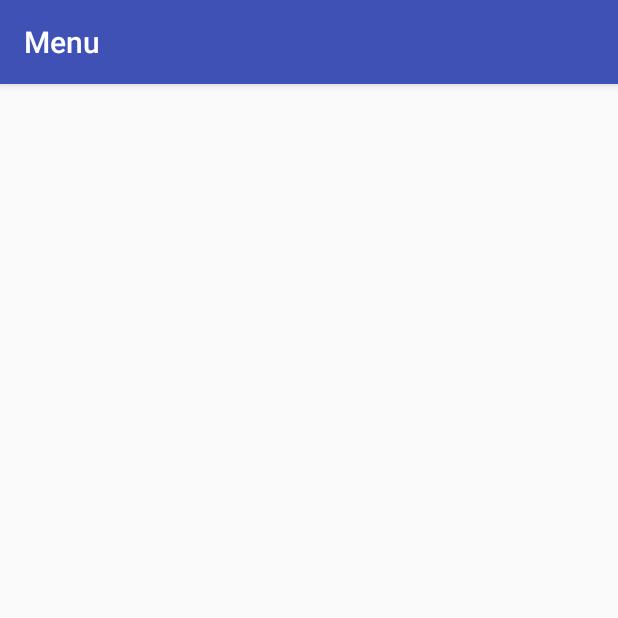
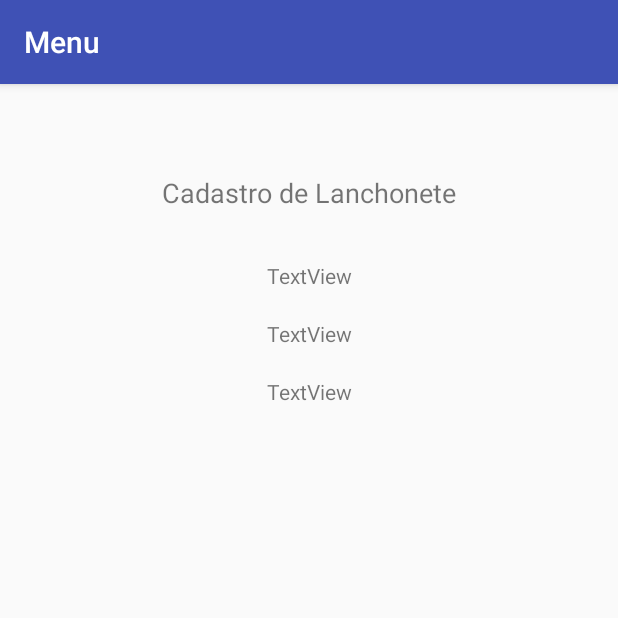
Before and after one commit to joaomflima/Menu, an Android app: the CadLanchActivity screen opened directly, with no data from a screen before it, on a phone screen of 412 x 824 dp, the top half of it. Run offline under Robolectric (Android 15) with nearby library versions, the phone set to English and light mode, and no system bars.

Commit message:
Alteracoes no Menu Lateral

```diff
--- a/app/src/main/AndroidManifest.xml
+++ b/app/src/main/AndroidManifest.xml
@@ -25,7 +25,7 @@
         <activity
             android:name=".activity.PrincipalActivity"
             android:label="@string/title_activity_principal"
-            android:theme="@style/AppTheme.NoActionBar"></activity>
+            android:theme="@style/AppTheme.NoActionBar" />
     </application>
 
 </manifest>
--- a/app/src/main/java/com/una/menu/activity/PrincipalActivity.java
+++ b/app/src/main/java/com/una/menu/activity/PrincipalActivity.java
@@ -1,5 +1,6 @@
 package com.una.menu.activity;
 
+import android.content.Intent;
 import android.os.Bundle;
 import android.support.design.widget.FloatingActionButton;
 import android.support.design.widget.Snackbar;
@@ -271,6 +272,10 @@ public class PrincipalActivity extends AppCompatActivity
 
         } else if (id == R.id.nav_send) {
 
+        } else if (id == R.id.nav_lanchonete) {
+
+            Intent abreCadastroLanch = new Intent(getApplicationContext(), CadLanchActivity.class);
+            startActivity(abreCadastroLanch);
         }
 
         DrawerLayout drawer = (DrawerLayout) findViewById(R.id.drawer_layout);
--- a/app/src/main/res/layout/activity_cad_lanch.xml
+++ b/app/src/main/res/layout/activity_cad_lanch.xml
@@ -6,4 +6,42 @@
     android:layout_height="match_parent"
     tools:context=".activity.CadLanchActivity">
 
+    <TextView
+        android:id="@+id/textView3"
+        android:layout_width="wrap_content"
+        android:layout_height="wrap_content"
+        android:layout_marginTop="60dp"
+        android:text="Cadastro de Lanchonete"
+        android:textSize="18sp"
+        app:layout_constraintEnd_toEndOf="parent"
+        app:layout_constraintStart_toStartOf="parent"
+        app:layout_constraintTop_toTopOf="parent" />
+
+    <TextView
+        android:id="@+id/textView4"
+        android:layout_width="wrap_content"
+        android:layout_height="wrap_content"
+        android:layout_marginTop="33dp"
+        android:text="TextView"
+        app:layout_constraintEnd_toEndOf="parent"
+        app:layout_constraintStart_toStartOf="parent"
+        app:layout_constraintTop_toBottomOf="@+id/textView3" />
+
+    <TextView
+        android:id="@+id/textView5"
+        android:layout_width="wrap_content"
+        android:layout_height="wrap_content"
+        android:layout_marginTop="19dp"
+        android:text="TextView"
+        app:layout_constraintStart_toStartOf="@+id/textView4"
+        app:layout_constraintTop_toBottomOf="@+id/textView4" />
+
+    <TextView
+        android:id="@+id/textView6"
+        android:layout_width="wrap_content"
+        android:layout_height="wrap_content"
+        android:layout_marginTop="19dp"
+        android:text="TextView"
+        app:layout_constraintStart_toStartOf="@+id/textView5"
+        app:layout_constraintTop_toBottomOf="@+id/textView5" />
 </android.support.constraint.ConstraintLayout>
--- a/app/src/main/res/layout/nav_header_principal.xml
+++ b/app/src/main/res/layout/nav_header_principal.xml
@@ -1,6 +1,7 @@
 <?xml version="1.0" encoding="utf-8"?>
 <LinearLayout xmlns:android="http://schemas.android.com/apk/res/android"
     xmlns:app="http://schemas.android.com/apk/res-auto"
+    xmlns:tools="http://schemas.android.com/tools"
     android:layout_width="match_parent"
     android:layout_height="@dimen/nav_header_height"
     android:background="@drawable/side_nav_bar"
@@ -25,7 +26,8 @@
         android:layout_height="wrap_content"
         android:paddingTop="@dimen/nav_header_vertical_spacing"
         android:text="@string/nav_header_title"
-        android:textAppearance="@style/TextAppearance.AppCompat.Body1" />
+        android:textAppearance="@style/TextAppearance.AppCompat.Body1"
+        android:textSize="24sp" />
 
     <TextView
         android:id="@+id/textView"
--- a/app/src/main/res/menu/activity_principal_drawer.xml
+++ b/app/src/main/res/menu/activity_principal_drawer.xml
@@ -4,6 +4,10 @@
     tools:showIn="navigation_view">
 
     <group android:checkableBehavior="single">
+        <item
+            android:id="@+id/nav_lanchonete"
+            android:icon="@drawable/ic_lanchonete_cinza_24dp"
+            android:title="Lanchonete" />
         <item
             android:id="@+id/nav_camera"
             android:icon="@drawable/ic_menu_camera"
@@ -19,7 +23,7 @@
         <item
             android:id="@+id/nav_manage"
             android:icon="@drawable/ic_menu_manage"
-            android:title="Tools" />
+            android:title="Configurações" />
     </group>
 
     <item android:title="Communicate">
```
Also changed, not shown: app/src/main/res/drawable/ic_lanchonete_cinza_24dp.xml (added, +9 -0 lines).
